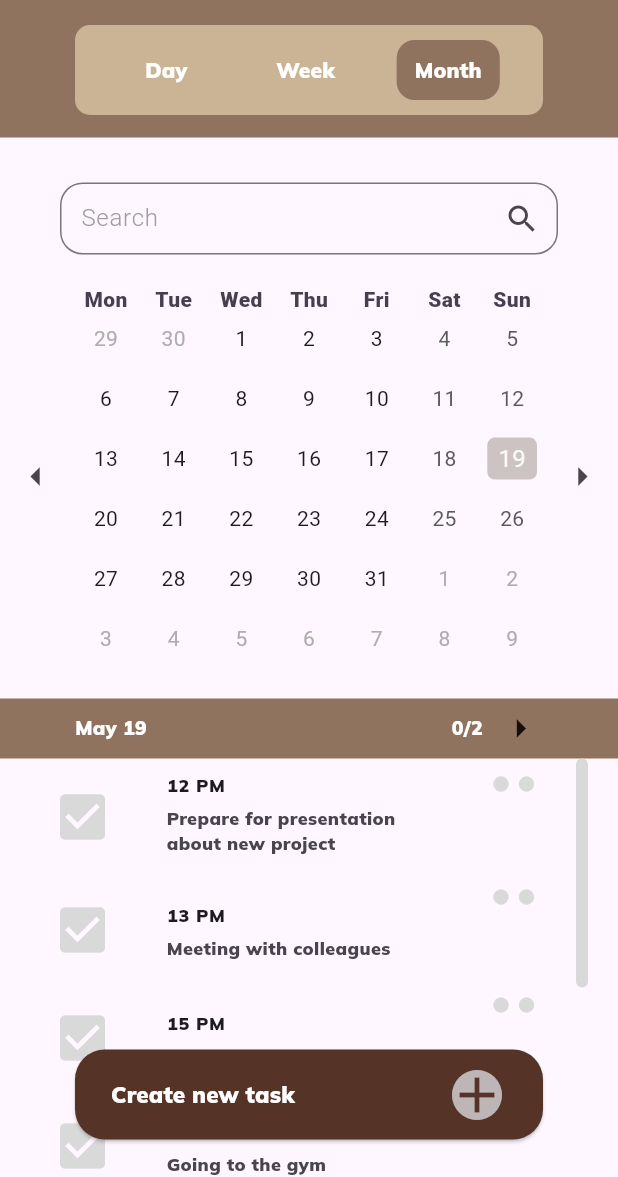
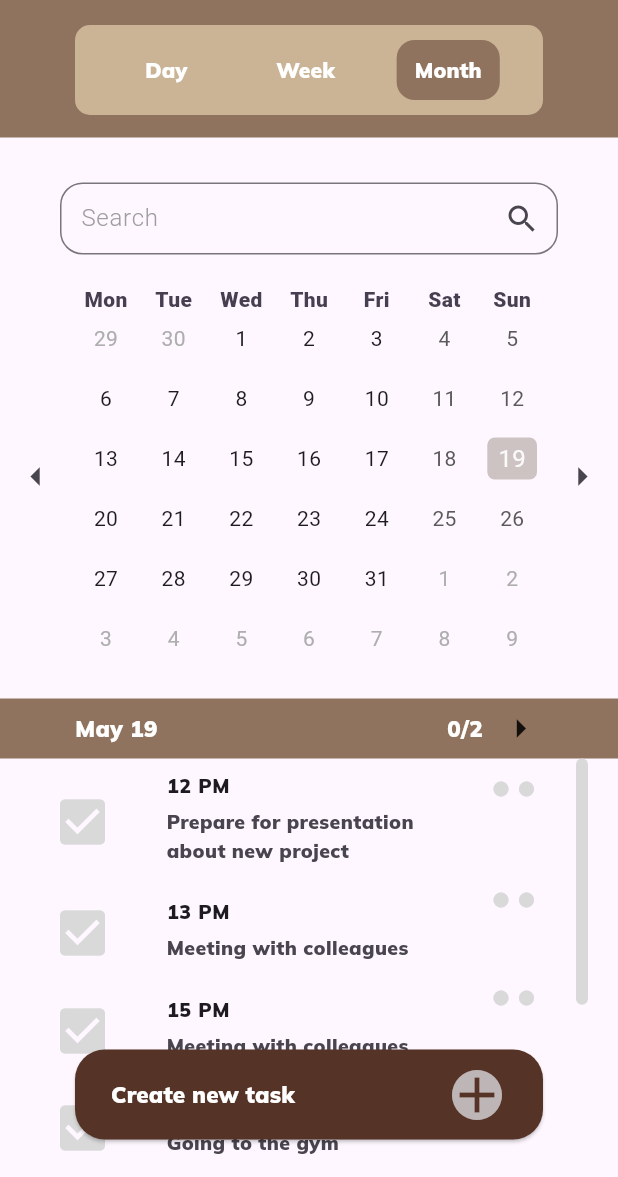
Before and after one commit to Polinaphlej02/calendar, a Flutter app: the screen it shows after launch, on a phone screen of 412 x 824 dp, the part 59-1236 px from its top. Run offline on Flutter 3.47's test engine with Material 3 defaults, Android fonts, the phone set to English and light mode, and no system bars; drawn by our look-alikes of table_calendar; our stand-ins replace syncfusion_flutter_calendar.

Commit message:
Added constants

```diff
--- /dev/null
+++ b/calendar_app/lib/constants/constants.dart
@@ -0,0 +1,9 @@
+final Map tasks = {
+    "12 PM": "Prepare for presentation about new project",
+    "13 PM": "Meeting with colleagues",
+    "15 PM": "Meeting with colleagues",
+    "19 PM": "Going to the gym",
+    "21 PM": "Having a rest",
+    "23 PM": "Going to bed",
+    "24 PM": "Going to the gym",
+  };
--- a/calendar_app/lib/pages/calendar_page.dart
+++ b/calendar_app/lib/pages/calendar_page.dart
@@ -13,11 +13,11 @@ class CalendarApp extends StatelessWidget {
     return MaterialApp(
       initialRoute: '',
       routes: {
-        '': (context) => ScreenWidget(),
-        '/new_task': (context) => EmptyPage(),
+        '': (context) => const ScreenWidget(),
+        '/new_task': (context) => const EmptyPage(),
       },
       title: 'Flutter Demo',
-      home:  ScreenWidget(),
+      home: const ScreenWidget(),
     );
   }
 }
--- a/calendar_app/lib/pages/empty_page.dart
+++ b/calendar_app/lib/pages/empty_page.dart
@@ -5,6 +5,6 @@ class EmptyPage extends StatelessWidget {
 
   @override
   Widget build(BuildContext context) {
-    return Scaffold();
+    return const Scaffold();
   }
 }
--- /dev/null
+++ b/calendar_app/lib/themes/constants.dart
@@ -0,0 +1,14 @@
+import 'package:flutter/material.dart';
+
+const Color mainBrown = Color(0xFF8f735e);
+const Color lightBrown = Color(0xFFcbb495);
+const Color darkBrown = Color(0xFF553327);
+const Color circleBrown = Color(0xFFbeb5b6);
+const Color iconFGrey = Color(0xFFd9d9d9);
+const Color sideBarBrown = Color(0xFFd5d1d0);
+
+const String fontName = "Mulish-VariableFont_wght";
+
+const maxFontSize = 18.0;
+const mediumFontSize = 15.0;
+const minFontSize = 13.0;
--- a/calendar_app/lib/widgets/calendars/calendar_day.dart
+++ b/calendar_app/lib/widgets/calendars/calendar_day.dart
@@ -16,7 +16,7 @@ class CalendarDay extends StatelessWidget {
           todayTextStyle: const TextStyle(
             fontFamily: "Mulish-VariableFont_wght",
             fontWeight: FontWeight.w900,
-            fontSize: 14,
+            fontSize: 15,
             color: Colors.white,
           ),
           todayHighlightColor: CalendarColors.mainBrown,
--- a/calendar_app/lib/widgets/line_widget.dart
+++ b/calendar_app/lib/widgets/line_widget.dart
@@ -13,7 +13,7 @@ class _MyWidgetState extends State<LineWidget> {
   static const TextStyle lineTextStyle = TextStyle(
     fontFamily: "Mulish-VariableFont_wght",
     fontWeight: FontWeight.w900,
-    fontSize: 13,
+    fontSize: 15,
     color: Colors.white,
   );
 
--- a/calendar_app/lib/widgets/screen_widget.dart
+++ b/calendar_app/lib/widgets/screen_widget.dart
@@ -3,6 +3,7 @@ import 'package:calendar_app/widgets/line_widget.dart';
 import 'package:calendar_app/widgets/screen_top.dart';
 import 'package:calendar_app/widgets/sidebar.dart';
 import 'package:flutter/material.dart';
+import 'package:intl/intl.dart';
 
 import 'tasks_list.dart';
 
@@ -11,19 +12,25 @@ class ScreenWidget extends StatelessWidget {
     super.key,
   });
 
+  String getFocusedDate(DateTime dateTime) {
+    String month = DateFormat.MMMM().format(dateTime);
+    String year = dateTime.year.toString();
+    return "$month $year";
+  }
+
   @override
   Widget build(BuildContext context) {
     return Scaffold(
       resizeToAvoidBottomInset: false,
       drawer: const SideBarWidget(),
       appBar: AppBar(
-        title: const Align(
+        title: Align(
             alignment: Alignment.centerRight,
             child: Padding(
-              padding: EdgeInsets.only(right: 30),
+              padding: const EdgeInsets.only(right: 30),
               child: Text(
-                "May 2024",
-                style: TextStyle(
+                getFocusedDate(DateTime.now()),
+                style: const TextStyle(
                   fontFamily: "Mulish-VariableFont_wght",
                   fontWeight: FontWeight.w900,
                   fontSize: 18,
--- a/calendar_app/lib/widgets/tasks_list.dart
+++ b/calendar_app/lib/widgets/tasks_list.dart
@@ -1,3 +1,4 @@
+import 'package:calendar_app/constants/constants.dart';
 import 'package:calendar_app/static/colors.dart';
 import 'package:flutter/material.dart';
 
@@ -6,18 +7,9 @@ class TasksList extends StatelessWidget {
   static const TextStyle taskTextStyle = TextStyle(
     fontFamily: "Mulish-VariableFont_wght",
     fontWeight: FontWeight.w900,
-    fontSize: 12,
+    fontSize: 13,
   );
 
-  final Map tasks = {
-    "12 PM": "Prepare for presentation about new project",
-    "13 PM": "Meeting with colleagues",
-    "15 PM": "Meeting with colleagues",
-    "19 PM": "Going to the gym",
-    "21 PM": "Having a rest",
-    "23 PM": "Going to bed",
-    "24 PM": "Going to the gym",
-  };
   final ScrollController _scrollController = ScrollController();
 
   @override
```
Also changed, not shown: calendar_app/lib/themes/theme.dart (added).
